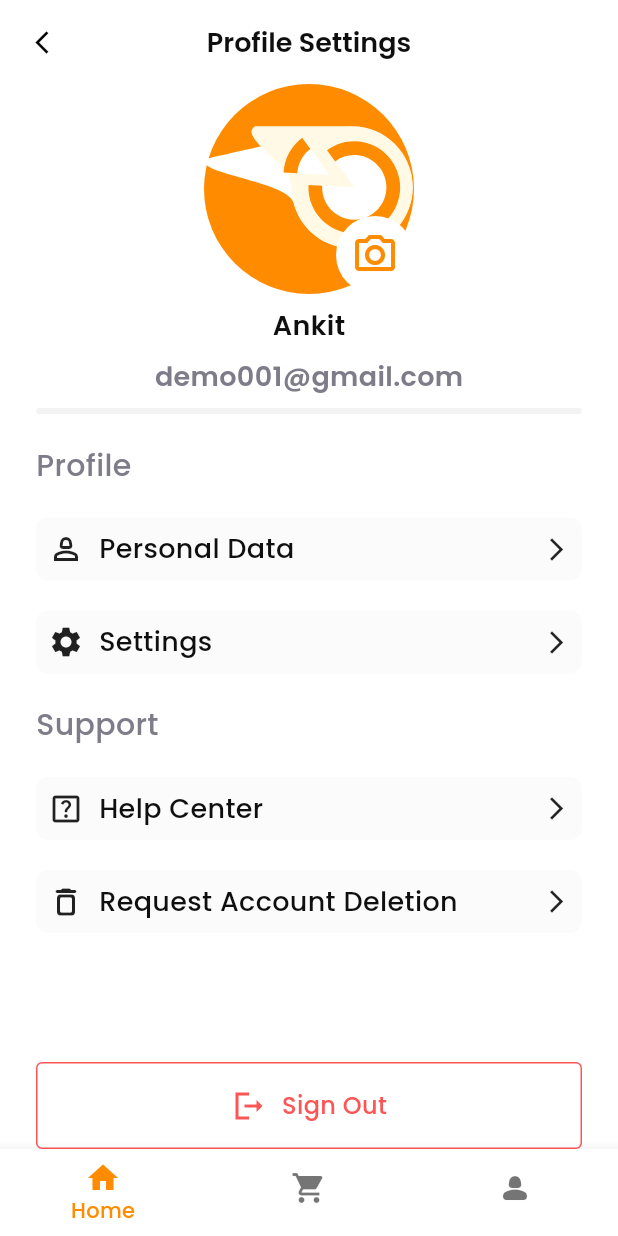
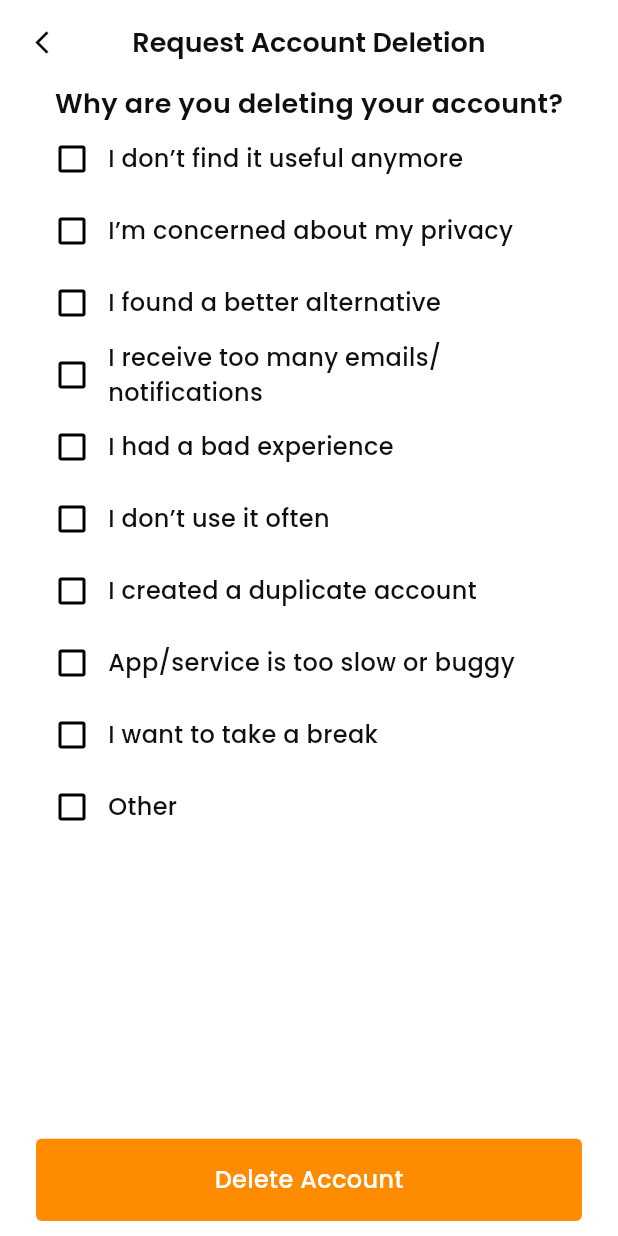
Before and after one commit to Ankit-Developer-2024/speedy-chow-app, a Flutter app: the ProfileView screen opened by its route, after a tap on "Request Account Deletion", on a phone screen of 412 x 824 dp. Run offline on Flutter 3.47's test engine with Material 3 defaults, Android fonts, the phone set to English and light mode, and no system bars; our stand-ins replace bloc, dio, equatable, flutter_bloc, flutter_localization, flutter_svg and 5 more; accounts and stored records are empty.

Commit message:
Profile account deletion ui and custom loder , confirmaion ,buttom ui done

```diff
--- a/lib/core/localization/app_local.dart
+++ b/lib/core/localization/app_local.dart
@@ -79,8 +79,30 @@ mixin AppLocal{
   static const String save='save';
   static const String location='location';
   static const String language='language';
+  static const String whyDeleteAccount='whyDeleteAccount';
+  static const String dontFindUseful='dontFindUseful';
+  static const String concernedAboutPrivacy='concernedAboutPrivacy';
+  static const String  foundAlternative='foundAlternative';
+  static const String  tooManyNotifications='tooManyNotifications';
+  static const String  badExperience='badExperience';
+  static const String  dontUseOften='dontUseOften';
+  static const String  createdDuplicateAccount='createdDuplicateAccount';
+  static const String  serviceSlow='serviceSlow';
+  static const String  wantBreak='wantBreak';
+  static const String  other='other';
+  static const String  cancel='cancel';
+  static const String  delete='delete';
+  static const String  confirmDelete='confirmDelete';
+  static const String  deleteAccount='deleteAccount';
+  static const String  confirmDeleteSubTitle='confirmDeleteSubTitle';
+  static const String  confirmDeleteCheckBoxTitle='confirmDeleteCheckBoxTitle';
+  static const String  confirmDeleteCheckBoxSubTitle="confirmDeleteCheckBoxSubTitle";
+  static const String  accountDeletionProcessStart="accountDeletionProcessStart";
+  static const String  accountDeletionProcessStartSuccessfully="accountDeletionProcessStartSuccessfully";
 
-  static const Map<String, dynamic> EN = {
+
+
+   static const Map<String, dynamic> EN = {
     speedChow: 'SPEEDY CHOW',
     whatWeServe: 'We serve incomparable delicacies',
     whatWeServeDesc: 'All the best restaurants with their top menu waiting for you, they cant’t wait for your order!!',
@@ -159,6 +181,26 @@ mixin AppLocal{
     save: "Save",
     location: "Location",
     language: "Language",
+    whyDeleteAccount: "Why are you deleting your account?",
+    dontFindUseful: " I don’t find it useful anymore.",
+    concernedAboutPrivacy: "I’m concerned about my privacy.",
+    foundAlternative: " I found a better alternative",
+    tooManyNotifications: "I receive too many emails/notifications",
+    badExperience: "I had a bad experience",
+    dontUseOften: "I don’t use it often",
+    createdDuplicateAccount: "I created a duplicate account",
+    serviceSlow: "App/service is too slow or buggy",
+    wantBreak: "I want to take a break",
+    other: "Other",
+    cancel: "Cancel",
+    confirmDelete: "Confirm Delete",
+    delete: "Delete",
+    deleteAccount: "Delete Account",
+    confirmDeleteSubTitle: "Are you sure you want to delete your account?",
+    confirmDeleteCheckBoxTitle: "Pick one option",
+    confirmDeleteCheckBoxSubTitle:"Please choose the reason that best describes why you're leaving.",
+    accountDeletionProcessStart: "Account Deletion Process start...",
+    accountDeletionProcessStartSuccessfully: "Account deletion has been initiated. Your account will be permanently deleted if you don’t log in within 7 days.",
 
-  };
+};
 }
--- a/lib/core/routing/app_pages.dart
+++ b/lib/core/routing/app_pages.dart
@@ -13,6 +13,7 @@ import 'package:speedy_chow/features/home/presentation/view/home_main_navigation
 import 'package:speedy_chow/features/home/presentation/view/home_product_detail_view.dart';
 import 'package:speedy_chow/features/home/presentation/view/home_view.dart';
 import 'package:speedy_chow/features/profile/presentation/bloc/profile_bloc.dart';
+import 'package:speedy_chow/features/profile/presentation/view/account_deletion_view.dart';
 import 'package:speedy_chow/features/profile/presentation/view/help_center_view.dart';
 import 'package:speedy_chow/features/profile/presentation/view/personal_data_view.dart';
 import 'package:speedy_chow/features/profile/presentation/view/profile_view.dart';
@@ -142,6 +143,14 @@ class AppPages {
           child: HelpCenterView(),
         ),
       ),
+      GoRoute(
+        name: AppRoutes.requestAccountDeletion,
+        path: '/${AppRoutes.requestAccountDeletion}',
+        builder: (context, state) => BlocProvider.value(
+          value: state.extra as ProfileBloc,
+          child: AccountDeletionView(),
+        ),
+      ),
     ],
     errorBuilder: (context, state) => LoginView(),
   );
--- a/lib/core/routing/app_routes.dart
+++ b/lib/core/routing/app_routes.dart
@@ -12,4 +12,5 @@ class AppRoutes {
   static const personalData = 'personalData';
   static const settings = 'settings';
   static const helpCenter = 'helpCenter';
+  static const requestAccountDeletion = 'requestAccountDeletion';
 }
--- a/lib/features/profile/presentation/bloc/profile_bloc.dart
+++ b/lib/features/profile/presentation/bloc/profile_bloc.dart
@@ -6,9 +6,27 @@ part 'profile_event.dart';
 part 'profile_state.dart';
 
 class ProfileBloc extends Bloc<ProfileEvent, ProfileState> {
+
+   Map<String,dynamic> accountDeletionReason= {
+     'I don’t find it useful anymore': false,
+     'I’m concerned about my privacy': false,
+     'I found a better alternative': false,
+     'I receive too many emails/notifications': false,
+     'I had a bad experience': false,
+     'I don’t use it often': false,
+     'I created a duplicate account': false,
+     'App/service is too slow or buggy': false,
+     'I want to take a break': false,
+     'Other': false,
+   };
+
+   String? selectedAccountDeletionReason;
+
   ProfileBloc() : super(ProfileInitial()) {
     on<ProfileDataOpenDatePickerEvent>(_openDatePicker);
     on<ProfilePersonalDataSaveEvent>(_personalDataSave);
+    on<ProfileAccountDeletionCheckBoxEvent>(_accountDeletionCheckBox);
+    on<ProfileAccountDeletionConfirmEvent>(_accountDeletionConfirm);
   }
 
   void _openDatePicker(
@@ -32,9 +50,40 @@ class ProfileBloc extends Bloc<ProfileEvent, ProfileState> {
          "phone": event.phone,
          "email": event.email,
        };
+       //call api here
        emit(ProfilePersonalDataSaveState(isLoading: false, isSuccess: true));
      }catch(e){
        emit(ProfilePersonalDataSaveState(isLoading: false, isSuccess: false));
      }
   }
+
+
+  void _accountDeletionCheckBox(ProfileAccountDeletionCheckBoxEvent event , Emitter<ProfileState> emit){
+
+
+    accountDeletionReason.entries.map((reason){
+      if(reason.key==event.title){
+       if(!accountDeletionReason[event.title]){
+         accountDeletionReason[event.title]= !accountDeletionReason[event.title];
+         selectedAccountDeletionReason=event.title;
+       }else{
+         accountDeletionReason[event.title]= !accountDeletionReason[event.title];
+         selectedAccountDeletionReason=null;
+       }
+      }else{
+        return  accountDeletionReason[reason.key]= false;
+      }
+    }).toList();
+    emit(ProfileAccountDeletionCheckBoxState());
+  }
+
+  void _accountDeletionConfirm(ProfileAccountDeletionConfirmEvent event,Emitter<ProfileState> emit)async{
+    emit(ProfileAccountDeletionConfirmState(isSuccess: false,isLoading: true));
+    await Future.delayed(Duration(seconds: 2));
+    //call api here and send reason why you delete account -----selectedAccountDeletionReason have a value
+    emit(ProfileAccountDeletionConfirmState(isSuccess: true,isLoading: false));
+
+  }
+
+
 }
--- a/lib/features/profile/presentation/bloc/profile_event.dart
+++ b/lib/features/profile/presentation/bloc/profile_event.dart
@@ -28,3 +28,20 @@ final class ProfilePersonalDataSaveEvent extends ProfileEvent {
   @override
   List<Object?> get props => [fullName,dob,gender,phone,email];
 }
+
+final class ProfileAccountDeletionCheckBoxEvent extends ProfileEvent{
+
+  final bool isCheck;
+  final String title;
+
+  ProfileAccountDeletionCheckBoxEvent({required this.title , required this.isCheck});
+
+  @override
+  List<Object?> get props => [isCheck,title];
+}
+
+final class ProfileAccountDeletionConfirmEvent extends ProfileEvent{
+
+  @override
+  List<Object?> get props => [];
+}
--- a/lib/features/profile/presentation/bloc/profile_state.dart
+++ b/lib/features/profile/presentation/bloc/profile_state.dart
@@ -27,3 +27,23 @@ final class ProfilePersonalDataSaveState extends ProfileState {
   @override
   List<Object?> get props => [isLoading,isSuccess];
 }
+
+final class ProfileAccountDeletionCheckBoxState extends ProfileState{
+  final DateTime timestamp = DateTime.now();
+
+  @override
+  List<Object?> get props => [timestamp];
+}
+
+final class ProfileAccountDeletionConfirmState extends ProfileState{
+  final bool isLoading;
+  final bool isSuccess;
+
+  ProfileAccountDeletionConfirmState({
+    required this.isLoading,
+    required this.isSuccess,
+  });
+
+  @override
+  List<Object?> get props => [isLoading,isSuccess];
+}
--- /dev/null
+++ b/lib/features/profile/presentation/view/account_deletion_view.dart
@@ -0,0 +1,149 @@
+import 'package:flutter/material.dart';
+import 'package:flutter_bloc/flutter_bloc.dart';
+import 'package:flutter_localization/flutter_localization.dart';
+import 'package:go_router/go_router.dart';
+import 'package:speedy_chow/core/components/widgets/button.dart';
+import 'package:speedy_chow/core/components/widgets/customLoaderDialog.dart';
+import 'package:speedy_chow/core/components/widgets/custom_snackbar.dart';
+import 'package:speedy_chow/core/components/widgets/custonConfirmationDialogBox.dart';
+import 'package:speedy_chow/core/localization/app_local.dart';
+import 'package:speedy_chow/core/styles/app_colors.dart';
+import 'package:speedy_chow/core/styles/app_dimensions.dart';
+import 'package:speedy_chow/core/styles/app_text_styles.dart';
+import 'package:speedy_chow/features/profile/presentation/bloc/profile_bloc.dart';
+import 'package:speedy_chow/features/profile/presentation/widgets/profile_item_app_bar.dart';
+
+class AccountDeletionView extends StatelessWidget {
+  const AccountDeletionView({super.key});
+
+  @override
+  Widget build(BuildContext context) {
+    return Scaffold(
+      appBar: ProfileItemAppBar(
+        title: AppLocal.requestAccountDeletion.getString(context),
+      ),
+      body: Padding(
+        padding: const EdgeInsets.only(
+          left: AppDimensions.spacing_24,
+          right: AppDimensions.spacing_24,
+          bottom: AppDimensions.spacing_10,
+        ),
+        child: Column(
+          children: [
+            Text(
+              AppLocal.whyDeleteAccount.getString(context),
+              style: AppTextStyles.semiBold18P(),
+            ),
+            BlocBuilder<ProfileBloc, ProfileState>(
+              buildWhen: (prev, curr) =>
+                  curr is ProfileAccountDeletionCheckBoxState,
+              builder: (context, state) {
+                return ListView(
+                  shrinkWrap: true,
+                  children: [
+                    ...context
+                        .read<ProfileBloc>()
+                        .accountDeletionReason
+                        .entries
+                        .map((reason) {
+                          return SizedBox(
+                            width: MediaQuery.sizeOf(context).width,
+                            child: Row(
+                              crossAxisAlignment: CrossAxisAlignment.center,
+                              mainAxisAlignment: MainAxisAlignment.start,
+                              children: [
+                                Checkbox(
+                                  value: reason.value,
+                                  onChanged: (val) {
+                                    context.read<ProfileBloc>().add(
+                                      ProfileAccountDeletionCheckBoxEvent(
+                                        title: reason.key,
+                                        isCheck: val!,
+                                      ),
+                                    );
+                                  },
+                                ),
+
+                                SizedBox(
+                                  width: MediaQuery.sizeOf(context).width - 100,
+                                  child: Text(
+                                    reason.key,
+                                    textAlign: TextAlign.start,
+                                    maxLines: 2,
+                                    style: AppTextStyles.medium16P(),
+                                  ),
+                                ),
+                              ],
+                            ),
+                          );
+                        }),
+                  ],
+                );
+              },
+            ),
+            Spacer(),
+            BlocListener<ProfileBloc, ProfileState>(
+              listenWhen: (prev, curr) =>
+                  curr is ProfileAccountDeletionConfirmState,
+              listener: (context, state) {
+                if (state is ProfileAccountDeletionConfirmState) {
+                  if (state.isLoading) {
+                    customLoaderDialog(
+                      context: context,
+                      title: AppLocal.accountDeletionProcessStart.getString(context),
+                    );
+                  } else if (state.isSuccess) {
+                    context.pop();
+                    context.pop();
+                    customSnackBar(context,seconds:4 ,AppLocal.accountDeletionProcessStartSuccessfully.getString(context));
+                  } else if (!state.isSuccess && !state.isLoading) {
+                    context.pop();
+                    context.pop();
+                    customSnackBar(context, "Error");
+                  }
+                }
+              },
+              child: Button(
+                onTap: () {
+                  context.read<ProfileBloc>().selectedAccountDeletionReason !=
+                          null
+                      ? customConfirmationDialogBox(
+                          context: context,
+                          title: AppLocal.confirmDelete.getString(context),
+                          msg: AppLocal.confirmDeleteSubTitle.getString(
+                            context,
+                          ),
+                          rightButtonTitle: AppLocal.delete.getString(context),
+                          onPress: () {
+                            context.read<ProfileBloc>().add(ProfileAccountDeletionConfirmEvent());
+                          },
+                        )
+                      : customConfirmationDialogBox(
+                          context: context,
+                          title: AppLocal.confirmDeleteCheckBoxTitle.getString(
+                            context,
+                          ),
+                          msg: AppLocal.confirmDeleteCheckBoxSubTitle.getString(
+                            context,
+                          ),
+                          isLeftButtonRequired: false,
+                          rightButtonTitle: AppLocal.cancel.getString(context),
+                          onPress: () {
+                            context.pop();
+                          },
+                        );
+                },
+                child: Center(
+                  child: Text(
+                    AppLocal.deleteAccount.getString(context),
+                    style: AppTextStyles.medium16P(color: AppColors.white),
+                  ),
+                ),
+              ),
+            ),
+          ],
+        ),
+      ),
+    );
+  }
+}
--- a/lib/features/profile/presentation/view/profile_view.dart
+++ b/lib/features/profile/presentation/view/profile_view.dart
@@ -101,7 +101,9 @@ class ProfileView extends StatelessWidget {
               text: AppLocal.helpCenter.getString(context),
             ),
             ProfileItem(
-              onTap: () {},
+              onTap: () {
+                context.pushNamed(AppRoutes.requestAccountDeletion,extra: context.read<ProfileBloc>());
+              },
               icon: Icons.delete_outline_rounded,
               text: AppLocal.requestAccountDeletion.getString(context),
             ),
```
Also changed, not shown: lib/core/components/widgets/customLoaderDialog.dart (added, +30 -0 lines), lib/core/components/widgets/custonConfirmationDialogBox.dart (added, +66 -0 lines), lib/core/components/widgets/primary_button.dart (added, +76 -0 lines).
